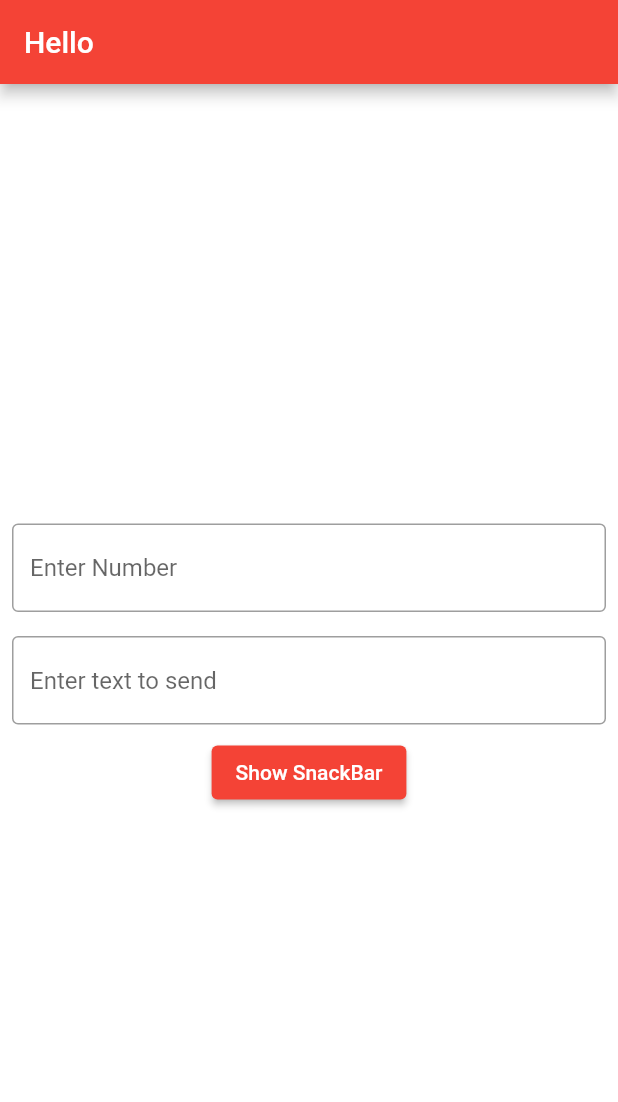
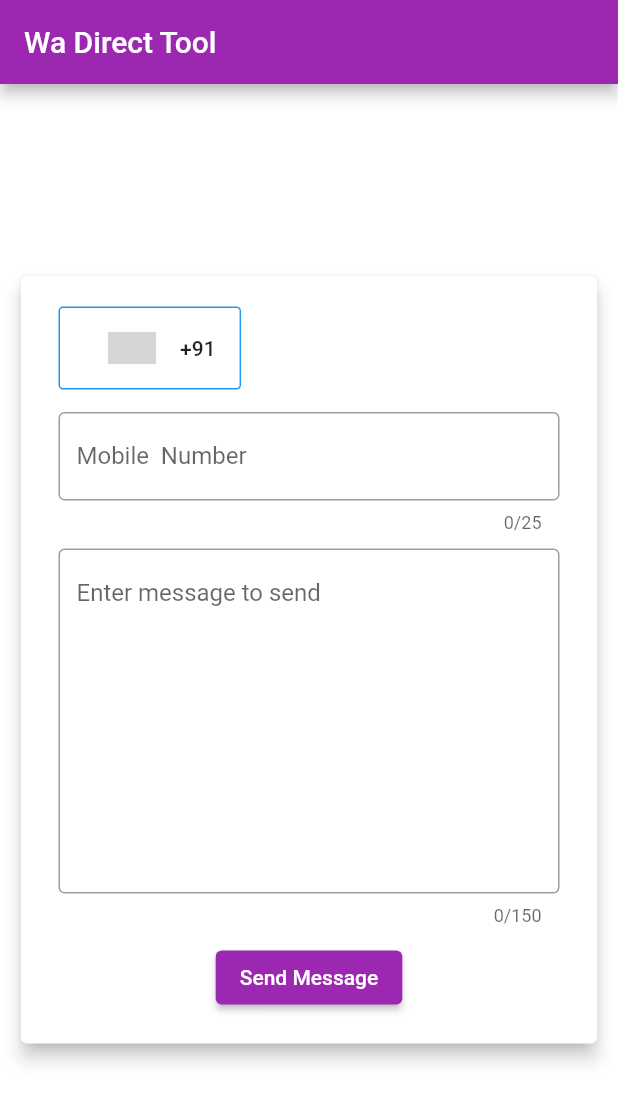
Before and after one commit to dpatel094/message, a Flutter app: the screen it shows after launch, on a phone screen of 412 x 824 dp. Shown: the top 1102 px of the screen. Run offline on Flutter 3.47's test engine with Material 2 defaults, Android fonts, the phone set to English and light mode, and no system bars; drawn by our look-alikes of country_code_picker; grey boxes are pictures that could not be loaded.

Commit message:
Flutter release

```diff
--- a/lib/main.dart
+++ b/lib/main.dart
@@ -1,75 +1,159 @@
-import 'package:flutter/cupertino.dart';
+// ignore_for_file: unnecessary_brace_in_string_interps
+
+import 'package:country_code_picker/country_code_picker.dart';
 import 'package:flutter/material.dart';
 import 'package:flutter/services.dart';
+import 'package:url_launcher/url_launcher.dart';
 
 void main() {
   runApp(MaterialApp(
     title: "MyApp",
     home: const HomeScreen(),
-    theme: ThemeData(primarySwatch: Colors.red),
+    theme: ThemeData(primarySwatch: Colors.purple),
   ));
 }
 
-class HomeScreen extends StatelessWidget {
+class HomeScreen extends StatefulWidget {
   const HomeScreen({Key? key}) : super(key: key);
+
+  @override
+  State<HomeScreen> createState() => _HomeScreenState();
+}
+
+void launchwa(
+    String number2,
+    TextEditingController messageController,
+    GlobalKey<ScaffoldState> globalKey,
+    BuildContext context,
+    String selectedCountry) async {
+  //await canLaunch("https://wa.me/${number2}")?launch("https://wa.me/${number2}"): print("cant open");
+  late SnackBar snackBar;
+  if (number2.isEmpty || number2.length < 10) {
+    snackBar = const SnackBar(content: Text("Enter Valid Mobile Number"));
+    ScaffoldMessenger.of(context).showSnackBar(snackBar);
+    return;
+  }
+  await launch("https://wa.me/${number2}?text=${messageController}");
+}
+
+class _HomeScreenState extends State<HomeScreen> {
+  String selectedCountry = "+91";
+  final TextEditingController number = TextEditingController();
+  final TextEditingController _messageController = TextEditingController();
+  final GlobalKey<ScaffoldState> _globalKey = GlobalKey<ScaffoldState>();
+  late String number2;
+
+  late SnackBar snackBar;
+  @override
+  void initState() {
+    super.initState();
+  }
+
+  @override
+  void dispose() {
+    super.dispose();
+  }
+
   @override
   Widget build(BuildContext context) {
     return Scaffold(
+      key: _globalKey,
       backgroundColor: Colors.white,
       appBar: AppBar(
-        title: const Text("Hello"),
+        title: const Text("Wa Direct Tool"),
         systemOverlayStyle:
-            const SystemUiOverlayStyle(statusBarColor: Colors.red),
+            const SystemUiOverlayStyle(statusBarColor: Colors.purple),
       ),
       body: Align(
+        child: SingleChildScrollView(
+          child: Container(
+            padding: const EdgeInsets.all(10),
             alignment: Alignment.center,
+            color: Colors.white,
+            child: Center(
+              child: Card(
+                elevation: 5.0,
+                child: Padding(
+                  padding: const EdgeInsets.all(20.0),
+                  child: Column(
+                    children: <Widget>[
+                      Align(
+                        alignment: Alignment.topLeft,
                         child: Container(
-          color: Colors.white,
-          width: MediaQuery.of(context).size.width,
-          height: MediaQuery.of(context).size.height,
-          alignment: Alignment.center,
-          child: Align(
-            alignment: Alignment.center,
-            child: Column(
-              mainAxisAlignment: MainAxisAlignment.center,
-              children: <Widget>[
-                const Padding(
-                  padding: EdgeInsets.all(8),
-                  child: TextField(
-                    decoration: InputDecoration(
-                      border: OutlineInputBorder(),
-                      hintText: 'Enter Number',
+                          margin: const EdgeInsets.only(left: 5.0),
+                          decoration: BoxDecoration(
+                            border: Border.all(
+                              color: Colors.blue,
+                            ),
+                            borderRadius: BorderRadius.circular(3.0),
+                          ),
+                          child: CountryCodePicker(
+                            initialSelection: "IN",
+                            favorite: const ["+91", "IN"],
+                            onChanged: (item) {
+                              print("county code: " + item.dialCode!);
+                              setState(() {
+                                selectedCountry = item.dialCode!;
+                              });
+                            },
                           ),
                         ),
                       ),
+                      const SizedBox(
+                        height: 10,
+                      ),
+                      Padding(
+                        padding: const EdgeInsets.all(5.0),
+                        child: TextField(
+                          controller: number,
+                          keyboardType: TextInputType.phone,
+                          maxLines: 1,
+                          maxLength: 25,
+                          inputFormatters: [
+                            FilteringTextInputFormatter.digitsOnly
+                          ],
+                          decoration: const InputDecoration(
+                              hintText: "Mobile  Number",
+                              labelText: "Mobile  Number",
+                              border: OutlineInputBorder()),
+                        ),
+                      ),
+                      const SizedBox(
+                        height: 0,
+                      ),
                       const Padding(
-                  padding: EdgeInsets.all(8),
+                        padding: EdgeInsets.all(5.0),
                         child: TextField(
+                          keyboardType: TextInputType.text,
+                          maxLines: 10,
+                          maxLength: 150,
+                          textAlignVertical: TextAlignVertical.top,
                           decoration: InputDecoration(
-                      border: OutlineInputBorder(),
-                      hintText: 'Enter text to send',
+                              alignLabelWithHint: true,
+                              hintText: "Enter message to send",
+                              labelText: "Enter message to send",
+                              border: OutlineInputBorder()),
+                        ),
+                      ),
+                      const SizedBox(
+                        height: 5,
+                      ),
+                      ElevatedButton(
+                        onPressed: () async {
+                          number2 = selectedCountry + number.text.toString();
+                          launchwa(number2, _messageController, _globalKey,
+                              context, selectedCountry);
+
+                          // snackBar =
+                          //     SnackBar(content: Text(number2.toString()));
+                          // ScaffoldMessenger.of(context).showSnackBar(snackBar);
+                        },
+                        child: const Text("Send Message"),
+                      )
+                    ],
                   ),
                 ),
               ),
-                ElevatedButton(
-                  onPressed: () {
-                    final snackBar = SnackBar(
-                      content: const Text('Yay! A SnackBar!'),
-                      action: SnackBarAction(
-                        label: 'Undo',
-                        onPressed: () {
-                          // Some code to undo the change.
-                        },
-                      ),
-                    );
-
-                    // Find the ScaffoldMessenger in the widget tree
-                    // and use it to show a SnackBar.
-                    ScaffoldMessenger.of(context).showSnackBar(snackBar);
-                  },
-                  child: const Text('Show SnackBar'),
-                ),
-              ],
             ),
           ),
         ),
```
Also changed, not shown: pubspec.yaml (+5 -2 lines), pubspec.lock, 12 other files. Lines whose indentation alone changed are shown as unchanged.
